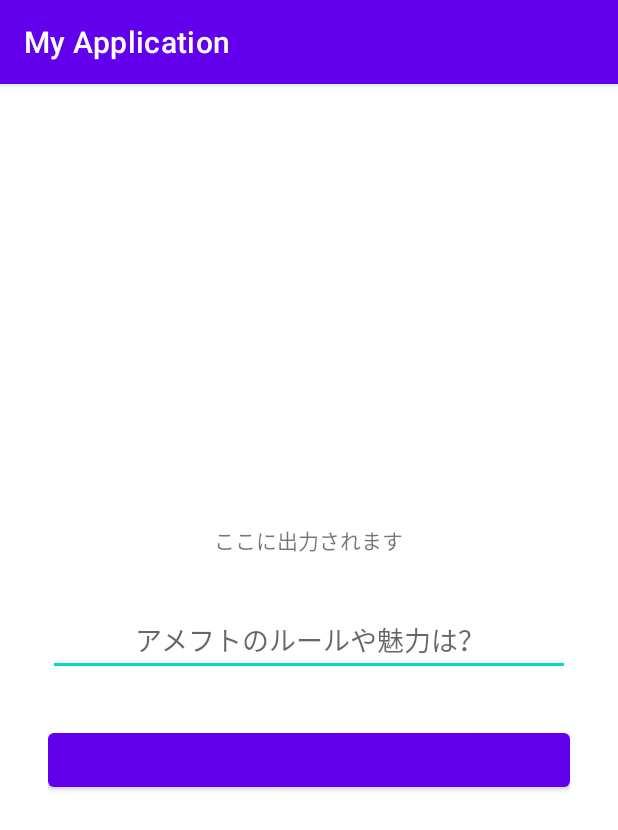
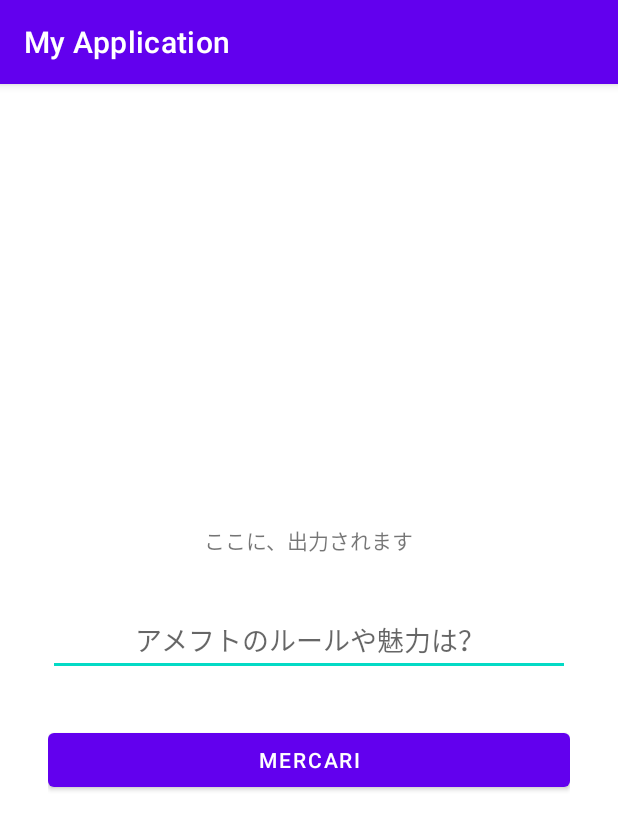
Before and after one commit to lion-king-IT/MVVM_Practice, an Android app: the screen it shows after launch (MainActivity), on a phone screen of 412 x 824 dp. Shown: the top 830 px of the screen. Run offline under Robolectric (Android 15) with nearby library versions, the phone set to English and light mode, and no system bars; our stand-ins replace data binding; 1 statement that could not run was skipped.

Commit message:
LiveData実装

```diff
--- a/app/src/main/java/com/reo/running/myapplication/FootballFragment.kt
+++ b/app/src/main/java/com/reo/running/myapplication/FootballFragment.kt
@@ -4,14 +4,36 @@ import android.os.Bundle
 import android.view.LayoutInflater
 import android.view.View
 import android.view.ViewGroup
+import androidx.core.widget.addTextChangedListener
 import androidx.fragment.app.Fragment
+import androidx.lifecycle.Observer
+import com.reo.running.myapplication.databinding.FragmentFootballBinding
 
 class FootballFragment : Fragment() {
+
+    private lateinit var binding: FragmentFootballBinding
+    private val viewModel = FootballViewModel()
+
     override fun onCreateView(
         inflater: LayoutInflater,
         container: ViewGroup?,
         savedInstanceState: Bundle?
     ): View? {
-        return inflater.inflate(R.layout.fragment_football, container, false)
+        binding = FragmentFootballBinding.inflate(inflater,container,false)
+        binding.vm = viewModel
+        binding.lifecycleOwner = this
+        return binding.root
+    }
+
+    override fun onViewCreated(view: View, savedInstanceState: Bundle?) {
+        super.onViewCreated(view, savedInstanceState)
+
+        binding.editText.addTextChangedListener { text ->
+            viewModel.updateButton(text.isNullOrBlank())
+        }
+        binding.button.setOnClickListener {
+            val text = binding.editText.text.toString()
+            viewModel.submitText(text)
+        }
     }
 }
--- /dev/null
+++ b/app/src/main/java/com/reo/running/myapplication/FootballViewModel.kt
@@ -0,0 +1,44 @@
+package com.reo.running.myapplication
+
+import androidx.lifecycle.LiveData
+import androidx.lifecycle.MutableLiveData
+
+class FootballViewModel {
+    private val _submittedText = MutableLiveData<String>().also { mutableLiveData ->
+        mutableLiveData.value = "ここに、出力されます"
+    }
+    val submittedText: LiveData<String>
+    get() = _submittedText
+
+
+    private val _isEnabled: MutableLiveData<Boolean> =
+            MutableLiveData<Boolean>().also { mutableLiveData ->
+                mutableLiveData.value = false
+            }
+    val isEnabled: LiveData<Boolean>
+        get() = _isEnabled
+
+
+    private val _buttonText:MutableLiveData<String> =
+            MutableLiveData<String>().also { mutableLiveData ->
+                mutableLiveData.value = "mercari"
+            }
+    val buttonText : LiveData<String>
+    get() = _buttonText
+
+
+
+    fun updateButton(isBlank: Boolean) {
+        _isEnabled.value = !isBlank
+
+        if (!isBlank) {
+            _buttonText.value = "Set!!!"
+        } else {
+            _buttonText.value = "Ready"
+        }
+    }
+
+    fun submitText(text:String) {
+        _submittedText.value = text
+    }
+}
--- a/app/src/main/res/layout/activity_main.xml
+++ b/app/src/main/res/layout/activity_main.xml
@@ -1,5 +1,6 @@
 <?xml version="1.0" encoding="utf-8"?>
-<androidx.constraintlayout.widget.ConstraintLayout xmlns:android="http://schemas.android.com/apk/res/android"
+<androidx.constraintlayout.widget.ConstraintLayout
+    xmlns:android="http://schemas.android.com/apk/res/android"
     xmlns:app="http://schemas.android.com/apk/res-auto"
     xmlns:tools="http://schemas.android.com/tools"
     android:layout_width="match_parent"
--- a/app/src/main/res/layout/fragment_football.xml
+++ b/app/src/main/res/layout/fragment_football.xml
@@ -4,8 +4,8 @@
 
     <data>
         <variable
-            name="buttonText"
-            type="String" />
+            name="vm"
+            type="com.reo.running.myapplication.FootballViewModel" />
     </data>
 
     <LinearLayout
@@ -19,7 +19,7 @@
             android:id="@+id/textView"
             android:layout_width="wrap_content"
             android:layout_height="wrap_content"
-            android:text="@string/textView" />
+            android:text="@{vm.submittedText}" />
 
         <EditText
             android:id="@+id/editText"
@@ -35,7 +35,8 @@
             android:id="@+id/button"
             android:layout_width="match_parent"
             android:layout_height="wrap_content"
-            android:text="@{buttonText}" />
+            android:enabled="@{vm.isEnabled()}"
+            android:text="@{vm.buttonText}" />
 
     </LinearLayout>
 </layout>
```
